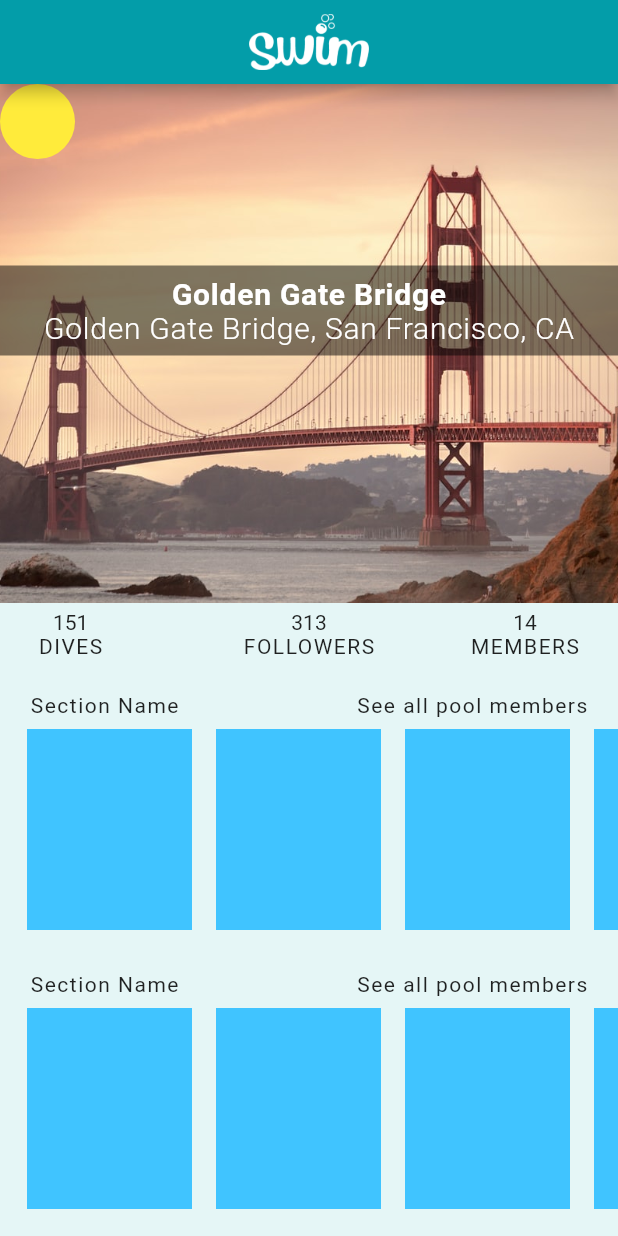
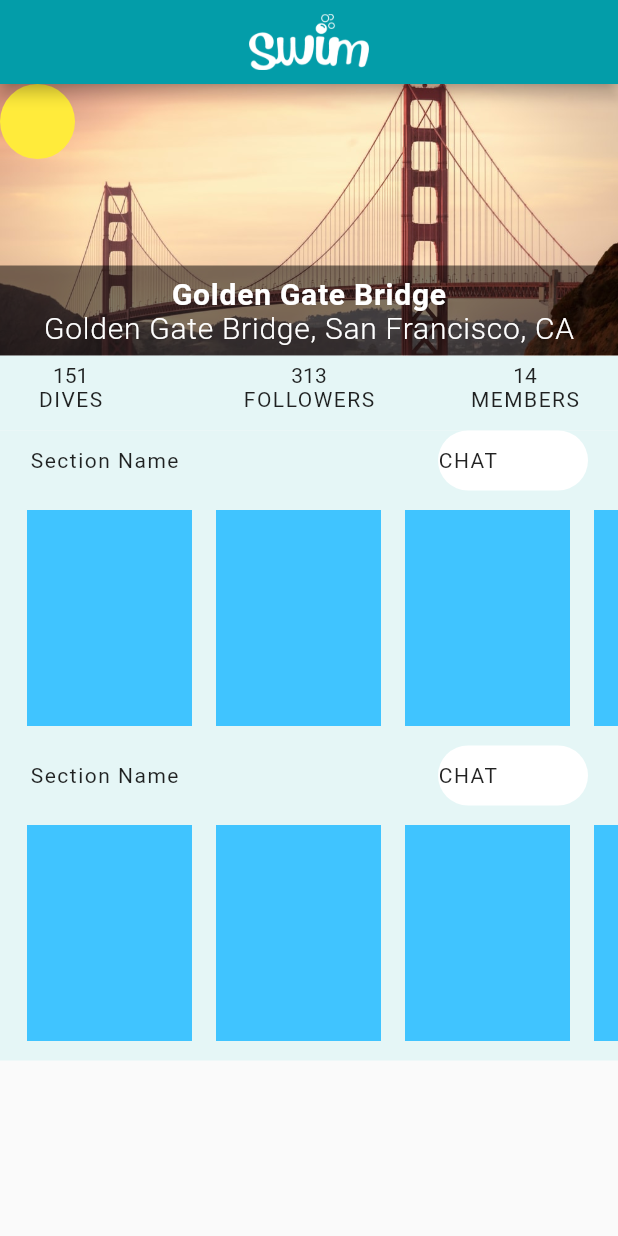
Before and after one commit to femidof/Swim_app_hackathon, a Flutter app: the screen it shows after launch, on a phone screen of 412 x 824 dp. Run offline on Flutter 3.47's test engine with Material 2 defaults, Android fonts, the light colour scheme and no system bars.

Commit message:
setting vertical scrolling screen

```diff
--- a/lib/colors/aquablue.dart
+++ /dev/null
@@ -1,16 +0,0 @@
-
-
-
-import 'package:flutter/material.dart';
-
-MaterialColor aquaBlue = MaterialColor(
-  0xFF039DA9, <int, Color>
-  {
-    50: Color(0x981ced4),
-    100: Color(0xFF028d98),
-    200: Color(0xFF4ebac2),
-    300: Color(0xFF35b0ba),
-    400: Color(0xFF1ca6b1),
-    500: Color(0xFF039DA9),
-  }
-);
--- a/lib/main.dart
+++ b/lib/main.dart
@@ -1,6 +1,6 @@
 import 'package:flutter/material.dart';
 import 'package:swim_app_hack/colors/aquablue.dart';
-import 'package:swim_app_hack/screens/home_screen.dart';
+import 'file:///C:/Users/marod%20bits/Documents/Android%20Dev/swim_app_hack/trash/home_screen.dart';
 import 'package:swim_app_hack/screens/pool_screen.dart';
 import 'package:swim_app_hack/screens/pool_section_chat.dart';
 
--- a/lib/screens/pool_screen.dart
+++ b/lib/screens/pool_screen.dart
@@ -1,6 +1,7 @@
 import 'package:flutter/material.dart';
-import 'package:swim_app_hack/colors/aquablue.dart';
+import 'package:swim_app_hack/widgets/front_pool_posts.dart';
 import 'package:swim_app_hack/widgets/pool_posts.dart';
+import 'package:swim_app_hack/widgets/pool_stats_bar.dart';
 import 'package:swim_app_hack/widgets/pool_title.dart';
 
 class PoolScreen extends StatefulWidget {
@@ -24,8 +25,9 @@ class _PoolScreenState extends State<PoolScreen> {
         ),
         body: Column(
           children: [
-            Expanded(
-              child: Container(
+            // Expanded(
+              // child:
+               Container(
                 decoration: BoxDecoration(
                   image: DecorationImage(
                     image: AssetImage("assets/images/goldengate.jpg"),
@@ -51,74 +53,21 @@ class _PoolScreenState extends State<PoolScreen> {
                   ],
                 ),
               ),
-            ),
+            // ),
 
             //here is the bar status
             Container(
               color: Color.fromRGBO(229, 246, 246, 1),
               height: 50,
-              child: Row(
-                mainAxisAlignment: MainAxisAlignment.spaceEvenly,
-                children: [
-                  Container(
-                    alignment: Alignment.centerLeft,
-                    padding: EdgeInsets.only(left: 20, top: 5.0),
-                    child: Column(
-                      children: [
-                        Text("151"),
-                        Text(
-                          "DIVES",
-                          style: TextStyle(letterSpacing: 1.0),
-                        ),
-                      ],
-                    ),
-                    // color: Colors.orange,
-                    width: 130,
-                    height: 50,
-                  ),
-                  Container(
-                    alignment: Alignment.center,
-                    padding: EdgeInsets.only(top: 5.0),
-                    child: Column(
-                      children: [
-                        Text("313"),
-                        Text(
-                          "FOLLOWERS",
-                          style: TextStyle(
-                            letterSpacing: 1.0,
-                          ),
-                        ),
-                      ],
-                    ),
-                    // color: Colors.orange,
-                    width: 130,
-                    height: 50,
-                  ),
-                  Container(
-                    padding: EdgeInsets.only(right: 20, top: 5.0),
-                    alignment: Alignment.centerRight,
-                    child: Column(
-                      children: [
-                        Text("14"),
-                        Text(
-                          "MEMBERS",
-                          style: TextStyle(letterSpacing: 1.0),
-                        ),
-                      ],
-                    ),
-                    // color: Colors.orange,
-                    width: 130,
-                    height: 50,
-                  ),
-                ],
-              ),
+              child: PoolStatsBar(),
             ),
             Container(
               color: Color.fromRGBO(229, 246, 246, 1),
               child: Column(
                 children: [
-                  PoolPosts(),
-                  PoolPosts(),
+
+                  FrontPoolPosts(),
+                  FrontPoolPosts(),
                 ],
               ),
             ),
--- /dev/null
+++ b/lib/widgets/front_pool_posts.dart
@@ -0,0 +1,46 @@
+import 'package:flutter/material.dart';
+import 'package:swim_app_hack/widgets/pool_posts.dart';
+
+class FrontPoolPosts extends StatelessWidget {
+  @override
+  Widget build(BuildContext context) {
+    return Column(children: [
+      Padding(
+        padding: EdgeInsets.symmetric(horizontal: 20),
+
+        //pool section title and "show pool memebers" text button
+        child: Row(
+          mainAxisAlignment: MainAxisAlignment.spaceBetween,
+          children: [
+            Text(
+              "Section Name",
+              style: TextStyle(letterSpacing: 1.0),
+            ),
+            //this one should be a text button
+            GestureDetector(
+              onTap: () {},
+              child: Container(
+                // color: Colors.blueGrey,
+                height: 40,
+                width: 100,
+                decoration: BoxDecoration(
+                    color: Colors.white,
+                    borderRadius: BorderRadius.all(Radius.circular(20))),
+                child: Row(
+                  children: [
+                    // Con,
+                    Text(
+                      "CHAT",
+                      style: TextStyle(letterSpacing: 1.0),
+                    ),
+                  ],
+                ),
+              ),
+            ),
+          ],
+        ),
+      ),
+      PoolPosts(),
+    ]);
+  }
+}
--- a/lib/widgets/pool_posts.dart
+++ b/lib/widgets/pool_posts.dart
@@ -9,24 +9,11 @@ class _PoolPostsState extends State<PoolPosts> {
   @override
   Widget build(BuildContext context) {
     return Padding(
-      padding: EdgeInsets.symmetric(vertical: 10),
+      padding: EdgeInsets.symmetric(vertical: 5),
       child: Column(
         children: [
-          Padding(
-            padding: EdgeInsets.symmetric(horizontal: 20),
-
-            //pool section title and "show pool memebers" text button
-            child: Row(
-              mainAxisAlignment: MainAxisAlignment.spaceBetween,
-              children: [
-                Text("Section Name", style: TextStyle(letterSpacing: 1.0),),
-                //this one should be a text button
-                Text("See all pool members", style: TextStyle(letterSpacing: 1.0),),
-              ],
-            ),
-          ),
           Container(
-            height: 150,
+            height: 160,
             // color: Colors.green,
             child: ListView.builder(
               //spacing to the left
--- a/lib/widgets/pool_button.dart
+++ b/lib/widgets/pool_section_title.dart
@@ -1,7 +1,8 @@
+
 
 import 'package:flutter/material.dart';
 
-class PoolButton extends StatelessWidget {
+class PoolSectionTitle extends StatelessWidget {
   @override
   Widget build(BuildContext context) {
     return Container(
--- /dev/null
+++ b/lib/widgets/pool_stats_bar.dart
@@ -0,0 +1,62 @@
+import 'package:flutter/material.dart';
+
+class PoolStatsBar extends StatelessWidget {
+  @override
+  Widget build(BuildContext context) {
+    return Row(
+      mainAxisAlignment: MainAxisAlignment.spaceEvenly,
+      children: [
+        Container(
+          alignment: Alignment.centerLeft,
+          padding: EdgeInsets.only(left: 20, top: 5.0),
+          child: Column(
+            children: [
+              Text("151"),
+              Text(
+                "DIVES",
+                style: TextStyle(letterSpacing: 1.0),
+              ),
+            ],
+          ),
+          // color: Colors.orange,
+          width: 130,
+          height: 50,
+        ),
+        Container(
+          alignment: Alignment.center,
+          padding: EdgeInsets.only(top: 5.0),
+          child: Column(
+            children: [
+              Text("313"),
+              Text(
+                "FOLLOWERS",
+                style: TextStyle(
+                  letterSpacing: 1.0,
+                ),
+              ),
+            ],
+          ),
+          // color: Colors.orange,
+          width: 130,
+          height: 50,
+        ),
+        Container(
+          padding: EdgeInsets.only(right: 20, top: 5.0),
+          alignment: Alignment.centerRight,
+          child: Column(
+            children: [
+              Text("14"),
+              Text(
+                "MEMBERS",
+                style: TextStyle(letterSpacing: 1.0),
+              ),
+            ],
+          ),
+          // color: Colors.orange,
+          width: 130,
+          height: 50,
+        ),
+      ],
+    );
+  }
+}
```
Also changed, not shown: lib/models/posts_model.dart (added, +15 -0 lines), lib/screens/group_chat_screen.dart (deleted, +0 -15 lines), lib/screens/home_screen.dart (deleted, +0 -95 lines), lib/screens/one_on_one_chat_screen.dart (deleted, +0 -17 lines), lib/widgets/category_button.dart (deleted, +0 -11 lines), lib/widgets/chat_text.dart (deleted, +0 -12 lines), lib/widgets/home_title.dart (deleted, +0 -19 lines), lib/widgets/pool_section_tab.dart (deleted, +0 -11 lines), 1 other file.
